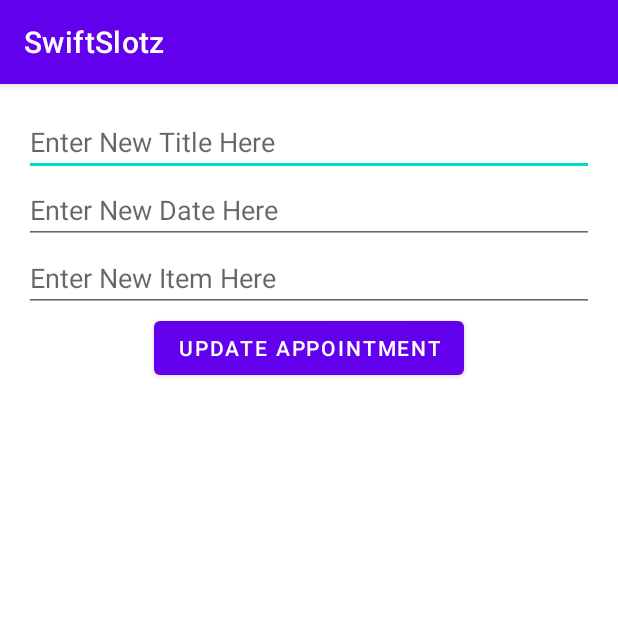
After one commit to NeonAurora/SwiftSlotz, an Android app: the ModifyAppointmentActivity screen opened directly, with no data from a screen before it, on a phone screen of 412 x 824 dp, the top half of it. The commit adds this screen. Run offline under Robolectric (Android 15) with nearby library versions, the phone set to English and light mode, and no system bars; our stand-ins replace Firebase (no records; nobody signed in at launch, a user with empty details on screens opened directly).

```diff
--- a/app/src/main/AndroidManifest.xml
+++ b/app/src/main/AndroidManifest.xml
@@ -11,6 +11,9 @@
         android:supportsRtl="true"
         android:theme="@style/Theme.SwiftSlotz"
         tools:targetApi="31">
+        <activity
+            android:name=".ModifyAppointmentActivity"
+            android:exported="false" />
         <activity
             android:name=".AppointmentsActivity"
             android:exported="false" />
--- /dev/null
+++ b/app/src/main/java/com/example/swiftslotz/ModifyAppointmentActivity.java
@@ -0,0 +1,53 @@
+package com.example.swiftslotz;
+
+import android.content.Intent;
+import android.os.Bundle;
+import android.view.View;
+import android.widget.Button;
+import android.widget.EditText;
+import androidx.appcompat.app.AppCompatActivity;
+
+public class ModifyAppointmentActivity extends AppCompatActivity {
+
+    private EditText appointmentTitleEditText;
+    private EditText appointmentDateEditText;
+    private EditText appointmentTimeEditText;
+    private Button updateAppointmentButton;
+    private AppointmentManager appointmentManager;
+    private int appointmentId;
+
+    @Override
+    protected void onCreate(Bundle savedInstanceState) {
+        super.onCreate(savedInstanceState);
+        setContentView(R.layout.activity_modify_appointment);
+
+        appointmentTitleEditText = findViewById(R.id.modify_appointment_title);
+        appointmentDateEditText = findViewById(R.id.modify_appointment_date);
+        appointmentTimeEditText = findViewById(R.id.modify_appointment_time);
+        updateAppointmentButton = findViewById(R.id.update_appointment_button);
+
+        appointmentManager = new AppointmentManager(this);
+
+        Intent intent = getIntent();
+        appointmentId = intent.getIntExtra("appointment_id", -1);
+        String title = intent.getStringExtra("appointment_title");
+        String date = intent.getStringExtra("appointment_date");
+        String time = intent.getStringExtra("appointment_time");
+
+        appointmentTitleEditText.setText(title);
+        appointmentDateEditText.setText(date);
+        appointmentTimeEditText.setText(time);
+
+        updateAppointmentButton.setOnClickListener(new View.OnClickListener() {
+            @Override
+            public void onClick(View view) {
+                String newTitle = appointmentTitleEditText.getText().toString();
+                String newDate = appointmentDateEditText.getText().toString();
+                String newTime = appointmentTimeEditText.getText().toString();
+                Appointment updatedAppointment = new Appointment(appointmentId, newTitle, newDate, newTime);
+                appointmentManager.updateAppointment(updatedAppointment);
+                finish();
+            }
+        });
+    }
+}
--- /dev/null
+++ b/app/src/main/res/layout/activity_modify_appointment.xml
@@ -0,0 +1,44 @@
+<?xml version="1.0" encoding="utf-8"?>
+<androidx.constraintlayout.widget.ConstraintLayout xmlns:android="http://schemas.android.com/apk/res/android"
+    xmlns:app="http://schemas.android.com/apk/res-auto"
+    android:layout_width="match_parent"
+    android:layout_height="match_parent"
+    android:padding="16dp">
+
+    <EditText
+        android:id="@+id/modify_appointment_title"
+        android:layout_width="0dp"
+        android:layout_height="wrap_content"
+        android:hint="@string/appointment_title"
+        app:layout_constraintEnd_toEndOf="parent"
+        app:layout_constraintStart_toStartOf="parent"
+        app:layout_constraintTop_toTopOf="parent" />
+
+    <EditText
+        android:id="@+id/modify_appointment_date"
+        android:layout_width="0dp"
+        android:layout_height="wrap_content"
+        android:hint="@string/appointment_date"
+        app:layout_constraintEnd_toEndOf="parent"
+        app:layout_constraintStart_toStartOf="parent"
+        app:layout_constraintTop_toBottomOf="@+id/modify_appointment_title" />
+
+    <EditText
+        android:id="@+id/modify_appointment_time"
+        android:layout_width="0dp"
+        android:layout_height="wrap_content"
+        android:hint="@string/appointment_time"
+        app:layout_constraintEnd_toEndOf="parent"
+        app:layout_constraintStart_toStartOf="parent"
+        app:layout_constraintTop_toBottomOf="@+id/modify_appointment_date" />
+
+    <Button
+        android:id="@+id/update_appointment_button"
+        android:layout_width="wrap_content"
+        android:layout_height="wrap_content"
+        android:text="@string/update_appointment"
+        app:layout_constraintEnd_toEndOf="parent"
+        app:layout_constraintStart_toStartOf="parent"
+        app:layout_constraintTop_toBottomOf="@+id/modify_appointment_time" />
+
+</androidx.constraintlayout.widget.ConstraintLayout>
--- a/app/src/main/res/values/strings.xml
+++ b/app/src/main/res/values/strings.xml
@@ -4,4 +4,8 @@
     <string name="edit_appointment">Edit</string>
     <string name="delete_appointment">Delete</string>
     <string name="appointment_options">Appointment Options</string>
+    <string name="appointment_title">Enter New Title Here</string>
+    <string name="appointment_date">Enter New Date Here</string>
+    <string name="appointment_time">Enter New Item Here</string>
+    <string name="update_appointment">Update Appointment</string>
 </resources>
```
Also changed, not shown: app/src/main/java/com/example/swiftslotz/Appointment.java (+9 -3 lines), app/src/main/java/com/example/swiftslotz/AppointmentManager.java (+24 -1 lines), app/src/main/java/com/example/swiftslotz/AppointmentsActivity.java (+24 -2 lines), app/src/main/java/com/example/swiftslotz/AppointmentsAdapter.java (+16 -6 lines).
